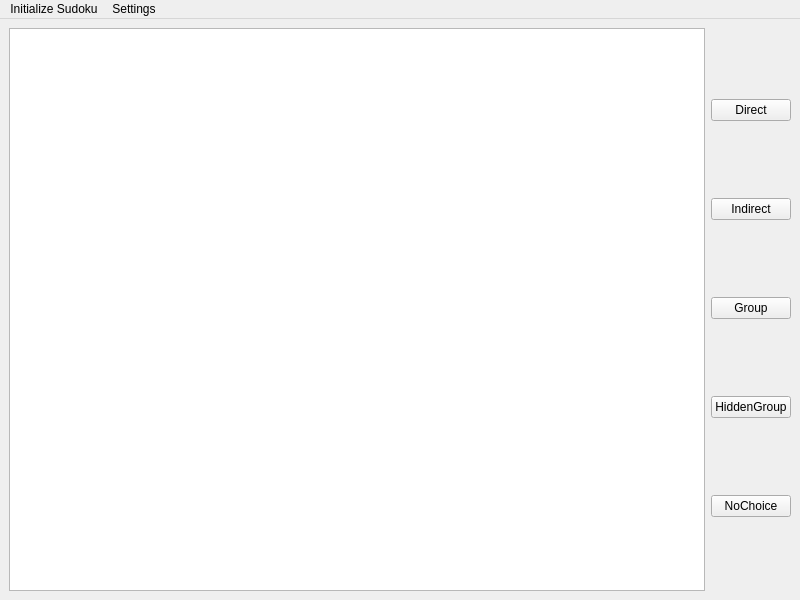
Old version of the form Code/interface/ui/MainWindow.ui in the repository Dwarf0/MySudoku.
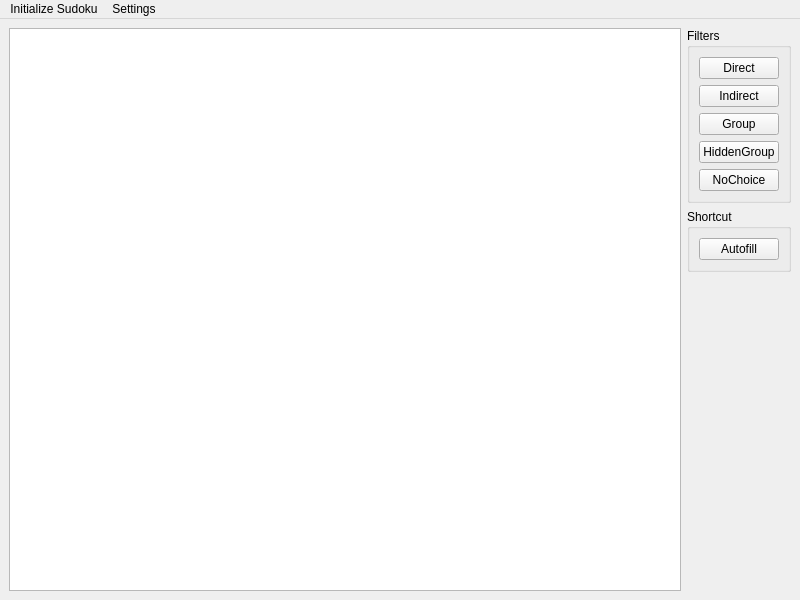
New version of the form. Custom widgets are drawn as their Qt base class.

Commit message: Ajout d'un bouton pour remplir automatiquement les cases vides qui n'ont qu'une valeur possible

The edit to the form file:
```diff
--- a/Code/interface/ui/MainWindow.ui
+++ b/Code/interface/ui/MainWindow.ui
@@ -22,6 +22,12 @@
      <widget class="SudokuView" name="tableView"/>
     </item>
     <item>
+     <layout class="QVBoxLayout" name="helpLayout">
+      <item>
+       <widget class="QGroupBox" name="filterGroupBox">
+        <property name="title">
+         <string>Filters</string>
+        </property>
      <layout class="QVBoxLayout" name="verticalLayout">
       <item>
        <widget class="QPushButton" name="directFilterButton">
@@ -59,6 +65,38 @@
        </widget>
       </item>
      </layout>
+       </widget>
+      </item>
+      <item>
+       <widget class="QGroupBox" name="helperGroupBox">
+        <property name="title">
+         <string>Shortcut</string>
+        </property>
+        <layout class="QVBoxLayout" name="verticalLayout_2">
+         <item>
+          <widget class="QPushButton" name="autofillButton">
+           <property name="text">
+            <string>Autofill</string>
+           </property>
+          </widget>
+         </item>
+        </layout>
+       </widget>
+      </item>
+      <item>
+       <spacer name="verticalSpacer">
+        <property name="orientation">
+         <enum>Qt::Vertical</enum>
+        </property>
+        <property name="sizeHint" stdset="0">
+         <size>
+          <width>20</width>
+          <height>40</height>
+         </size>
+        </property>
+       </spacer>
+      </item>
+     </layout>
     </item>
    </layout>
   </widget>
```
Left out of the diff: 35 changed lines with no effect on the pictures. Lines whose indentation alone changed are shown as unchanged. The commit also changes 5 other files.
